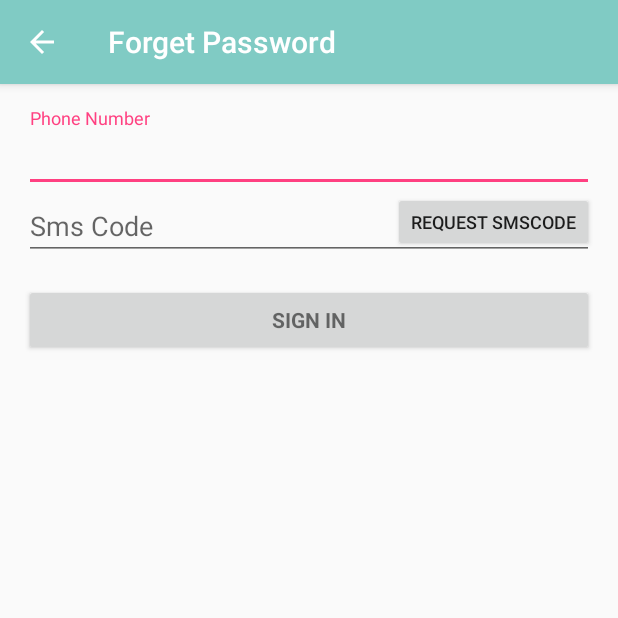
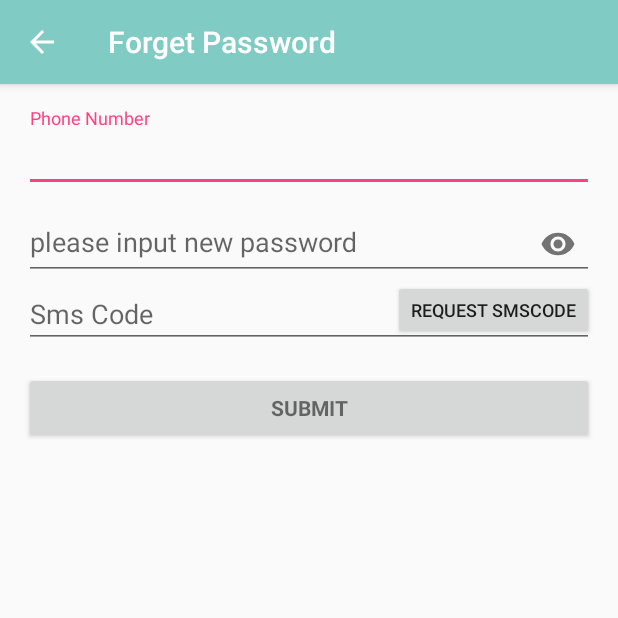
Before and after one commit to Nicholas-Suo/ContactsCloud, an Android app: the ForgetPasswordActivity screen opened directly, with no data from a screen before it, on a phone screen of 412 x 824 dp, the top half of it. Run offline under Robolectric (Android 15) with nearby library versions, the phone set to English and light mode, and no system bars; libraries missing offline, so code that uses them is left out: cn.bmob.v3.

Commit message:
complete the reset password function for forget password

```diff
--- a/app/src/main/res/layout/activity_forget_password.xml
+++ b/app/src/main/res/layout/activity_forget_password.xml
@@ -3,6 +3,7 @@
     xmlns:tools="http://schemas.android.com/tools"
     android:layout_width="match_parent"
     android:layout_height="match_parent"
+    xmlns:app="http://schemas.android.com/apk/res-auto"
     android:gravity="center_horizontal"
     android:orientation="vertical"
     android:paddingBottom="@dimen/activity_vertical_margin"
@@ -36,7 +37,19 @@
                     android:singleLine="true" />
 
             </android.support.design.widget.TextInputLayout>
-
+            <android.support.design.widget.TextInputLayout
+                android:layout_width="match_parent"
+                android:layout_height="wrap_content"
+                app:passwordToggleEnabled="true"
+                >
+                <EditText
+                    android:id="@+id/new_password_fgt_pwd"
+                    android:layout_width="match_parent"
+                    android:layout_height="wrap_content"
+                    android:hint="@string/pls_input_new_password"
+                    android:inputType="textPassword"
+                    />
+            </android.support.design.widget.TextInputLayout>
             <RelativeLayout
                 android:layout_width="match_parent"
                 android:layout_height="wrap_content">
@@ -66,7 +79,7 @@
                 android:layout_width="match_parent"
                 android:layout_height="wrap_content"
                 android:layout_marginTop="16dp"
-                android:text="@string/action_sign_in"
+                android:text="@string/submit"
                 android:textStyle="bold" />
 
         </LinearLayout>
--- a/app/src/main/res/values/strings.xml
+++ b/app/src/main/res/values/strings.xml
@@ -59,4 +59,6 @@
     <string name="verify_code_invalid">Verify Code Invalid</string>
     <string name="forget_password_title">Forget Password</string>
     <string name="phonenumber_no_registered">The Phone number is not registered</string>
+    <string name="pls_input_new_password">please input new password</string>
+    <string name="submit">Submit</string>
 </resources>
```
Also changed, not shown: app/src/main/java/tech/xiaosuo/com/contactscloud/ForgetPasswordActivity.java (+14 -3 lines), 1 other file.
